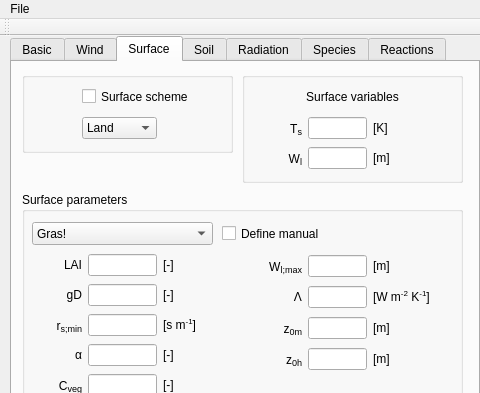
The window that mainwindow.ui (classmodel/modelgui) describes before a commit, drawn with Qt 5; both pictures show x 0 to 480 and y 0 to 393 of the 640 by 530 pixel window.
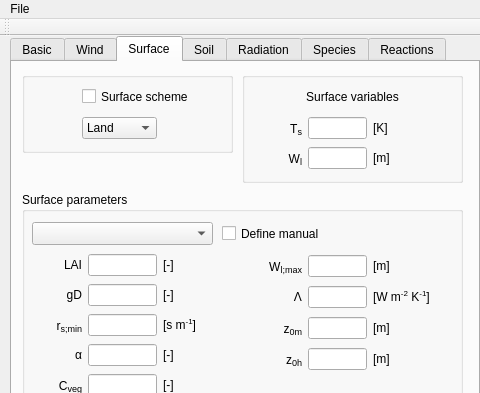
The same window after the commit. The open tabs and pages were chosen to show the change.

What changed in the file:
```diff
--- a/mainwindow.ui
+++ b/mainwindow.ui
@@ -1661,11 +1661,6 @@
          <height>23</height>
         </rect>
        </property>
-       <item>
-        <property name="text">
-         <string>Gras!</string>
-        </property>
-       </item>
       </widget>
       <widget class="QCheckBox" name="input_surface_definemanual">
        <property name="geometry">
```
Left out of the diff: 7 changed lines with no effect on the pictures.
